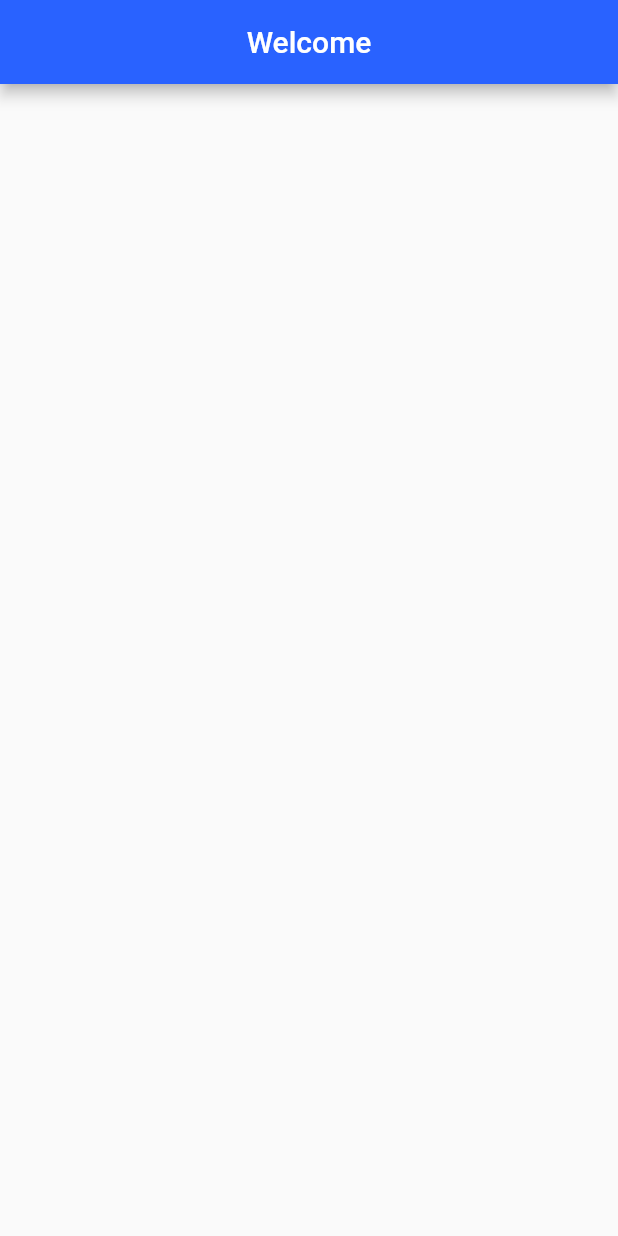
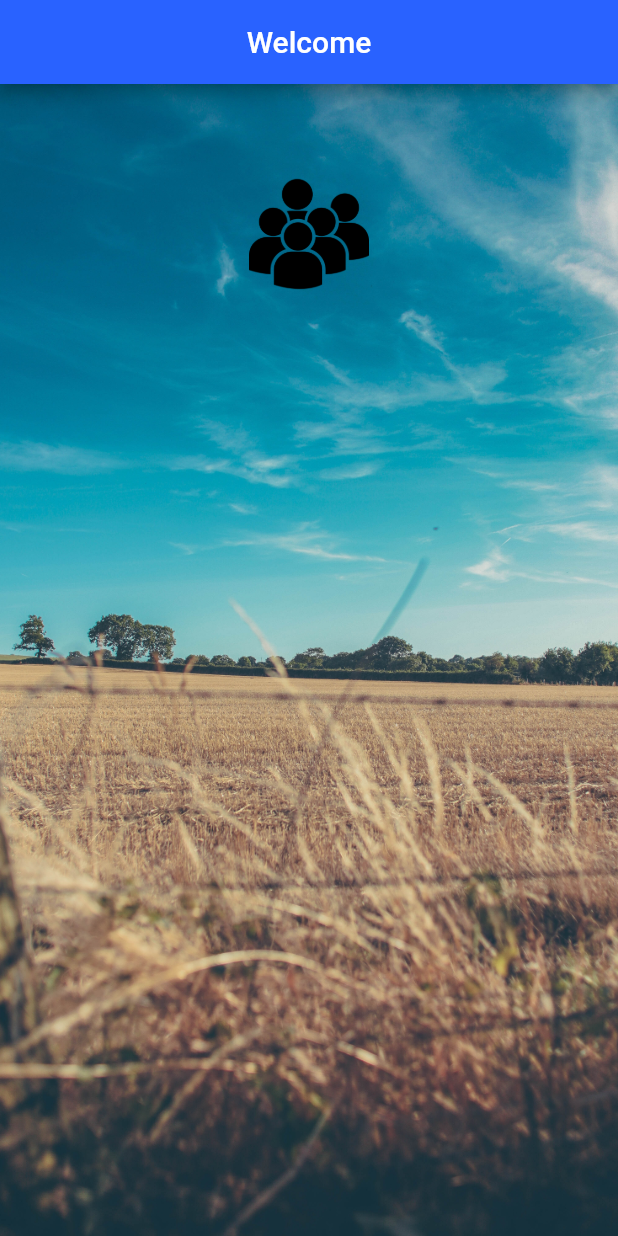
Before and after one commit to DilanMadhusanka/Login_SignUp_App, a Flutter app: the screen it shows after launch, on a phone screen of 412 x 824 dp. Run offline on Flutter 3.47's test engine with Material 2 defaults, Android fonts, the phone set to English and light mode, and no system bars.

Commit message:
add home icon to home screen

```diff
--- a/image_text_viewer/lib/ui/home.dart
+++ b/image_text_viewer/lib/ui/home.dart
@@ -1,4 +1,5 @@
 import 'package:flutter/material.dart';
+import 'package:image_text_viewer/ui/user_input_section.dart';
 
 class Home extends StatelessWidget {
   @override
@@ -17,7 +18,18 @@ class Home extends StatelessWidget {
           )
         ),
         child: Column(
-
+          children: <Widget>[
+            Padding(padding: const EdgeInsets.only(top: 60.0),),
+            Center(
+              child: Image.asset('images/group.png',
+                width: 80.0,
+              ),
+            ),
+            Container(
+              margin: const EdgeInsets.only(top: 20.0),
+              //child: UserInputSection(),
+            )
+          ],
         ),
       ),
     );
--- a/image_text_viewer/pubspec.yaml
+++ b/image_text_viewer/pubspec.yaml
@@ -47,6 +47,7 @@ flutter:
 
   assets:
     - images/background.jpg
+    - images/group.png
 
   # An image asset can refer to one or more resolution-specific "variants", see
   # https://flutter.dev/assets-and-images/#resolution-aware.
```
Also changed, not shown: image_text_viewer/lib/ui/user_input_section.dart (added, +24 -0 lines), image_text_viewer/images/group.png (added).
